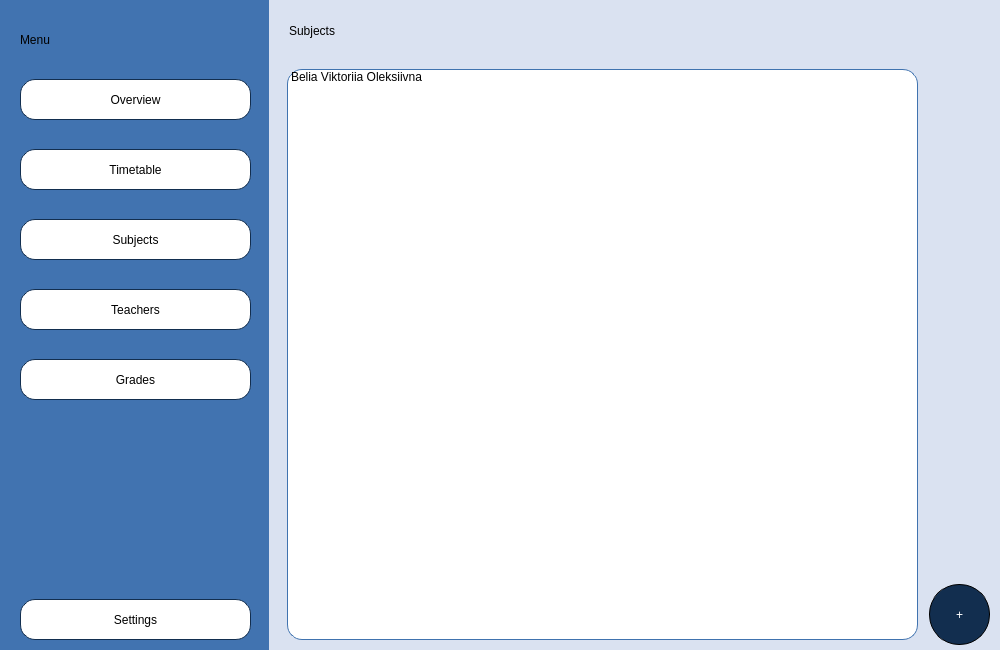
The window that Planner/subjectsmain.ui (BeliaViktoria/Planner) describes before a commit, drawn with Qt 5.
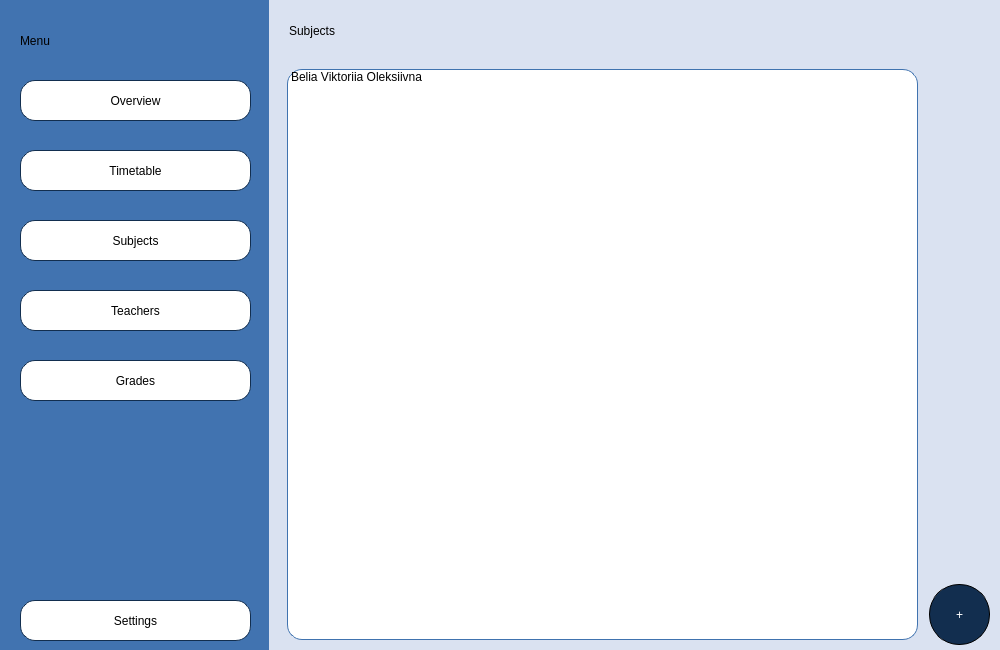
The same window after the commit.

Commit message: Agenda main window

```diff
--- a/Planner/subjectsmain.ui
+++ b/Planner/subjectsmain.ui
@@ -23,7 +23,7 @@
    <property name="geometry">
     <rect>
      <x>0</x>
-     <y>-1</y>
+     <y>0</y>
      <width>271</width>
      <height>651</height>
     </rect>
```
The commit also changes 4 other files.
